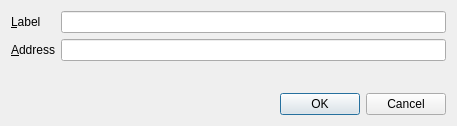
EighthCoin/eighthcoin, file src/qt/forms/editaddressdialog.ui: the form before one commit.
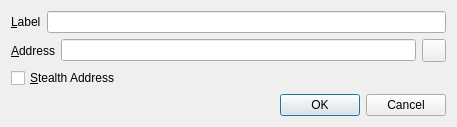
The form after the commit. Icons and pictures are not drawn.

What changed in the file:
```diff
--- a/src/qt/forms/editaddressdialog.ui
+++ b/src/qt/forms/editaddressdialog.ui
@@ -13,13 +13,10 @@
   <property name="windowTitle">
    <string>Edit Address</string>
   </property>
-  <layout class="QVBoxLayout" name="verticalLayout">
-   <item>
-    <layout class="QFormLayout" name="formLayout">
-     <property name="fieldGrowthPolicy">
-      <enum>QFormLayout::AllNonFixedFieldsGrow</enum>
-     </property>
-     <item row="0" column="0">
+  <layout class="QGridLayout" name="gridLayout_2">
+   <item row="0" column="0">
+    <layout class="QHBoxLayout" name="horizontalLayout_4">
+     <item>
       <widget class="QLabel" name="label">
        <property name="text">
         <string>&amp;Label</string>
@@ -29,14 +26,18 @@
        </property>
       </widget>
      </item>
-     <item row="0" column="1">
+     <item>
       <widget class="QLineEdit" name="labelEdit">
        <property name="toolTip">
         <string>The label associated with this address book entry</string>
        </property>
       </widget>
      </item>
-     <item row="1" column="0">
+    </layout>
+   </item>
+   <item row="1" column="0">
+    <layout class="QHBoxLayout" name="horizontalLayout_3">
+     <item>
       <widget class="QLabel" name="label_2">
        <property name="text">
         <string>&amp;Address</string>
@@ -46,16 +47,40 @@
        </property>
       </widget>
      </item>
-     <item row="1" column="1">
+     <item>
       <widget class="QLineEdit" name="addressEdit">
        <property name="toolTip">
         <string>The address associated with this address book entry. This can only be modified for sending addresses.</string>
        </property>
       </widget>
      </item>
+     <item>
+      <widget class="QToolButton" name="EditAddressPasteButton">
+       <property name="toolTip">
+        <string>Paste address from clipboard</string>
+       </property>
+       <property name="text">
+        <string/>
+       </property>
+       <property name="icon">
+        <iconset resource="../bitcoin.qrc">
+         <normaloff>:/icons/editpaste</normaloff>:/icons/editpaste</iconset>
+       </property>
+       <property name="shortcut">
+        <string>Alt+P</string>
+       </property>
+      </widget>
+     </item>
     </layout>
    </item>
-   <item>
+   <item row="2" column="0">
+    <widget class="QCheckBox" name="stealthCB">
+     <property name="text">
+      <string>&amp;Stealth Address</string>
+     </property>
+    </widget>
+   </item>
+   <item row="3" column="0">
     <widget class="QDialogButtonBox" name="buttonBox">
      <property name="orientation">
       <enum>Qt::Horizontal</enum>
```
Left out of the diff: 4 changed lines with no effect on the pictures.
